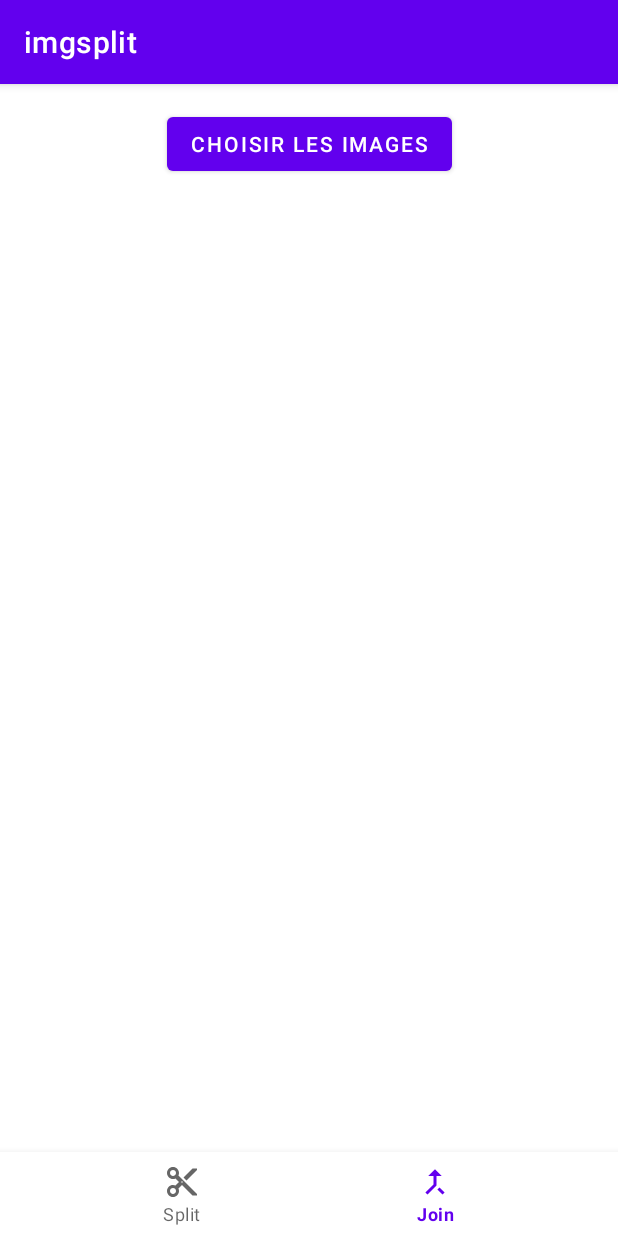
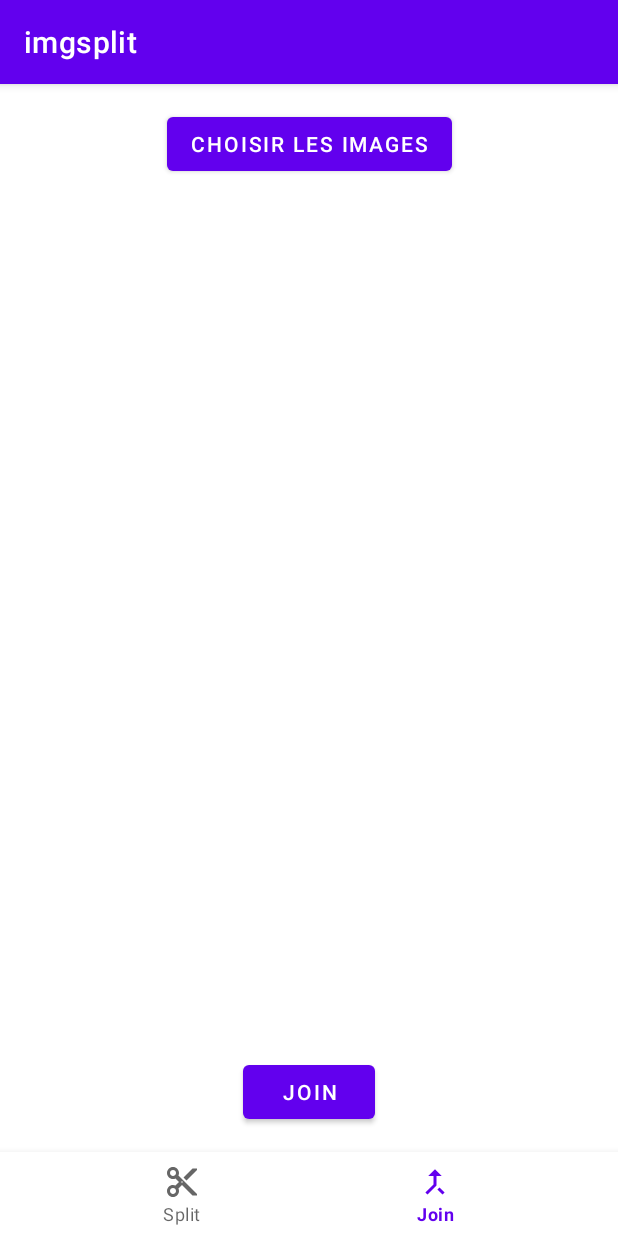
Before and after one commit to rafalou38/img-split-android, an Android app: the JoinFragment screen opened through its navigation route, on a phone screen of 412 x 824 dp. Run offline under Robolectric (Android 15) with nearby library versions, the phone set to English and light mode, and no system bars; our stand-ins replace navigation-ui.

Commit message:
implement recyle view

```diff
--- a/app/src/main/cpp/CMakeLists.txt
+++ b/app/src/main/cpp/CMakeLists.txt
@@ -22,7 +22,7 @@ add_library( # Sets the name of the library.
 
         # Provides a relative path to your source file(s).
 #        native-lib.cpp
-#        native-lib.cpp
+        native-lib.cpp
         )
 
 # Searches for a specified prebuilt library and stores the path as a
--- /dev/null
+++ b/app/src/main/java/com/rafaelmc/imgsplit/ui/join/JoinListFragment.java
@@ -0,0 +1,73 @@
+package com.rafaelmc.imgsplit.ui.join;
+
+import android.content.Context;
+import android.net.Uri;
+import android.os.Bundle;
+
+import androidx.fragment.app.Fragment;
+import androidx.recyclerview.widget.LinearLayoutManager;
+import androidx.recyclerview.widget.RecyclerView;
+
+import android.view.LayoutInflater;
+import android.view.View;
+import android.view.ViewGroup;
+
+import com.rafaelmc.imgsplit.R;
+
+import java.util.ArrayList;
+import java.util.List;
+//import com.rafaelmc.imgsplit.ui.join.placeholder.PlaceholderContent;
+
+/**
+ * A fragment representing a list of Items.
+ */
+public class JoinListFragment extends Fragment {
+
+
+    private List<JoinElem> elements;
+    private JoinListRecyclerViewAdapter adapter;
+
+    /**
+     * Mandatory empty constructor for the fragment manager to instantiate the
+     * fragment (e.g. upon screen orientation changes).
+     */
+    public JoinListFragment() {
+        elements = new ArrayList<>();
+    }
+
+    // TODO: Customize parameter initialization
+    @SuppressWarnings("unused")
+    public static JoinListFragment newInstance(int columnCount) {
+        JoinListFragment fragment = new JoinListFragment();
+        return fragment;
+    }
+
+    @Override
+    public void onCreate(Bundle savedInstanceState) {
+        super.onCreate(savedInstanceState);
+    }
+
+    @Override
+    public View onCreateView(LayoutInflater inflater, ViewGroup container,
+                             Bundle savedInstanceState) {
+        View view = inflater.inflate(R.layout.fragment_join_list, container, false);
+
+
+
+        // Set the adapter
+        if (view instanceof RecyclerView) {
+            Context context = view.getContext();
+            RecyclerView recyclerView = (RecyclerView) view;
+            recyclerView.setLayoutManager(new LinearLayoutManager(context));
+            adapter = new JoinListRecyclerViewAdapter(elements);
+            recyclerView.setAdapter(adapter);
+
+        }
+        return view;
+    }
+
+    public void addItem(Uri imageUri){
+        elements.add(new JoinElem(imageUri));
+        adapter.notifyItemInserted(elements.size()-1);
+    }
+}
--- /dev/null
+++ b/app/src/main/java/com/rafaelmc/imgsplit/ui/join/JoinListRecyclerViewAdapter.java
@@ -0,0 +1,60 @@
+package com.rafaelmc.imgsplit.ui.join;
+
+import androidx.annotation.NonNull;
+import androidx.recyclerview.widget.RecyclerView;
+
+import android.view.LayoutInflater;
+import android.view.View;
+import android.view.ViewGroup;
+import android.widget.ImageView;
+import android.widget.TextView;
+
+import com.rafaelmc.imgsplit.databinding.FragmentJoinElementBinding;
+//import com.rafaelmc.imgsplit.ui.join.placeholder.PlaceholderContent.PlaceholderItem;
+//import com.rafaelmc.imgsplit.ui.join.databinding.FragmentJoinElementBinding;
+
+import java.util.ArrayList;
+import java.util.List;
+
+public class JoinListRecyclerViewAdapter extends RecyclerView.Adapter<JoinListRecyclerViewAdapter.ViewHolder> {
+
+    private final List<JoinElem> mValues;
+
+    public JoinListRecyclerViewAdapter(List<JoinElem> elements) {
+        mValues = elements;
+    }
+
+    @NonNull
+    @Override
+    public ViewHolder onCreateViewHolder(ViewGroup parent, int viewType) {
+        return new ViewHolder(FragmentJoinElementBinding.inflate(LayoutInflater.from(parent.getContext()), parent, false));
+    }
+
+    @Override
+    public void onBindViewHolder(final ViewHolder holder, int position) {
+        holder.mItem = mValues.get(position);
+//        holder.mIdView.setText(mValues.get(position).id);
+//        holder.mContentView.setText(mValues.get(position).content);
+        holder.mImageView.setImageURI(mValues.get(position).imageUri);
+    }
+
+    @Override
+    public int getItemCount() {
+        return mValues.size();
+    }
+
+    public class ViewHolder extends RecyclerView.ViewHolder {
+//        public final TextView mIdView;
+//        public final TextView mContentView;
+        public final ImageView mImageView;
+        public JoinElem mItem;
+
+        public ViewHolder(FragmentJoinElementBinding binding) {
+            super(binding.getRoot());
+
+//            mIdView = binding.itemNumber;
+//            mContentView = binding.content;
+            mImageView = binding.image;
+        }
+    }
+}
--- /dev/null
+++ b/app/src/main/res/drawable/ic_arrow_up.xml
@@ -0,0 +1,5 @@
+<vector android:height="24dp" android:tint="#000000"
+    android:viewportHeight="24" android:viewportWidth="24"
+    android:width="24dp" xmlns:android="http://schemas.android.com/apk/res/android">
+    <path android:fillColor="@android:color/white" android:pathData="M4,12l1.41,1.41L11,7.83V20h2V7.83l5.58,5.59L20,12l-8,-8 -8,8z"/>
+</vector>
--- a/app/src/main/res/layout/activity_main.xml
+++ b/app/src/main/res/layout/activity_main.xml
@@ -23,7 +23,7 @@
             android:id="@+id/nav_host_fragment_activity_main2"
             android:name="androidx.navigation.fragment.NavHostFragment"
             android:layout_width="match_parent"
-            android:layout_height="match_parent"
+            android:layout_height="0dp"
             app:defaultNavHost="true"
             app:layout_constraintBottom_toTopOf="@id/nav_view"
             app:layout_constraintLeft_toLeftOf="parent"
--- a/app/src/main/res/layout/fragment_join.xml
+++ b/app/src/main/res/layout/fragment_join.xml
@@ -9,11 +9,87 @@
 
 
     <Button
-        android:id="@+id/button"
+        android:id="@+id/choose"
         android:layout_width="wrap_content"
         android:layout_height="wrap_content"
         android:text="Choisir les images"
         app:layout_constraintEnd_toEndOf="parent"
         app:layout_constraintStart_toStartOf="parent"
         app:layout_constraintTop_toTopOf="parent" />
+
+    <!--    <ScrollView-->
+    <!--        android:layout_width="0dp"-->
+    <!--        android:layout_height="0dp"-->
+    <!--        android:layout_marginTop="16dp"-->
+    <!--        app:layout_constraintBottom_toBottomOf="parent"-->
+    <!--        app:layout_constraintEnd_toEndOf="parent"-->
+    <!--        app:layout_constraintStart_toStartOf="parent"-->
+    <!--        app:layout_constraintTop_toBottomOf="@+id/button">-->
+
+    <!--        <LinearLayout-->
+    <!--            android:layout_width="match_parent"-->
+    <!--            android:layout_height="wrap_content"-->
+    <!--            android:orientation="vertical" >-->
+
+    <!--            <LinearLayout-->
+    <!--                android:layout_width="match_parent"-->
+    <!--                android:layout_height="match_parent"-->
+    <!--                android:orientation="horizontal">-->
+
+    <!--                <ImageView-->
+    <!--                    android:id="@+id/imageView2"-->
+    <!--                    android:layout_width="wrap_content"-->
+    <!--                    android:layout_height="wrap_content"-->
+    <!--                    android:layout_weight="1"-->
+    <!--                    android:src="@drawable/placeholder_image" />-->
+
+    <!--                <Button-->
+    <!--                    android:id="@+id/button2"-->
+    <!--                    android:layout_width="wrap_content"-->
+    <!--                    android:layout_height="wrap_content"-->
+    <!--                    android:layout_weight="1"-->
+    <!--                    android:text="Button" />-->
+
+    <!--                <Button-->
+    <!--                    android:id="@+id/button3"-->
+    <!--                    android:layout_width="wrap_content"-->
+    <!--                    android:layout_height="wrap_content"-->
+    <!--                    android:layout_weight="1"-->
+    <!--                    android:text="Button" />-->
+    <!--            </LinearLayout>-->
+    <!--        </LinearLayout>-->
+    <!--    </ScrollView>-->
+
+
+<!--    <androidx.recyclerview.widget.RecyclerView-->
+<!--        android:id="@+id/list"-->
+<!--        android:name="com.rafaelmc.imgsplit.ui.join.JoinListFragment"-->
+<!--        android:layout_width="0dp"-->
+<!--        android:layout_height="0dp"-->
+<!--        android:layout_marginTop="16dp"-->
+<!--        android:layout_marginBottom="16dp"-->
+<!--        app:layoutManager="LinearLayoutManager"-->
+<!--        app:layout_constraintBottom_toTopOf="@+id/button4"-->
+<!--        app:layout_constraintEnd_toEndOf="parent"-->
+<!--        app:layout_constraintStart_toStartOf="parent"-->
+<!--        app:layout_constraintTop_toBottomOf="@+id/button"-->
+<!--        tools:context=".ui.join.JoinListFragment"-->
+<!--        tools:listitem="@layout/fragment_join_element" />-->
+    <fragment
+        android:id="@+id/orderList"
+        android:name="com.rafaelmc.imgsplit.ui.join.JoinListFragment"
+        android:layout_width="match_parent"
+        android:layout_height="0dp"
+        app:layout_constraintBottom_toTopOf="@+id/button4"
+        app:layout_constraintEnd_toEndOf="parent"
+        app:layout_constraintStart_toStartOf="parent"
+        app:layout_constraintTop_toBottomOf="@+id/choose" />
+    <Button
+        android:id="@+id/button4"
+        android:layout_width="wrap_content"
+        android:layout_height="wrap_content"
+        android:text="Join"
+        app:layout_constraintBottom_toBottomOf="parent"
+        app:layout_constraintEnd_toEndOf="parent"
+        app:layout_constraintStart_toStartOf="parent" />
 </androidx.constraintlayout.widget.ConstraintLayout>
--- /dev/null
+++ b/app/src/main/res/layout/fragment_join_list.xml
@@ -0,0 +1,12 @@
+<?xml version="1.0" encoding="utf-8"?>
+<androidx.recyclerview.widget.RecyclerView xmlns:android="http://schemas.android.com/apk/res/android"
+    xmlns:app="http://schemas.android.com/apk/res-auto"
+    xmlns:tools="http://schemas.android.com/tools"
+    android:name="com.rafaelmc.imgsplit.ui.join.JoinListFragment"
+    android:layout_width="match_parent"
+    android:layout_height="match_parent"
+    android:layout_marginLeft="16dp"
+    android:layout_marginRight="16dp"
+    app:layoutManager="LinearLayoutManager"
+    tools:context=".ui.join.JoinListFragment"
+    tools:listitem="@layout/fragment_join_element" />
```
Also changed, not shown: app/src/main/java/com/rafaelmc/imgsplit/ui/join/JoinElem.java (added, +12 -0 lines), app/src/main/java/com/rafaelmc/imgsplit/ui/join/JoinFragment.java (+36 -0 lines), app/src/main/res/layout/fragment_join_element.xml (added, +51 -0 lines), 2 other files.
